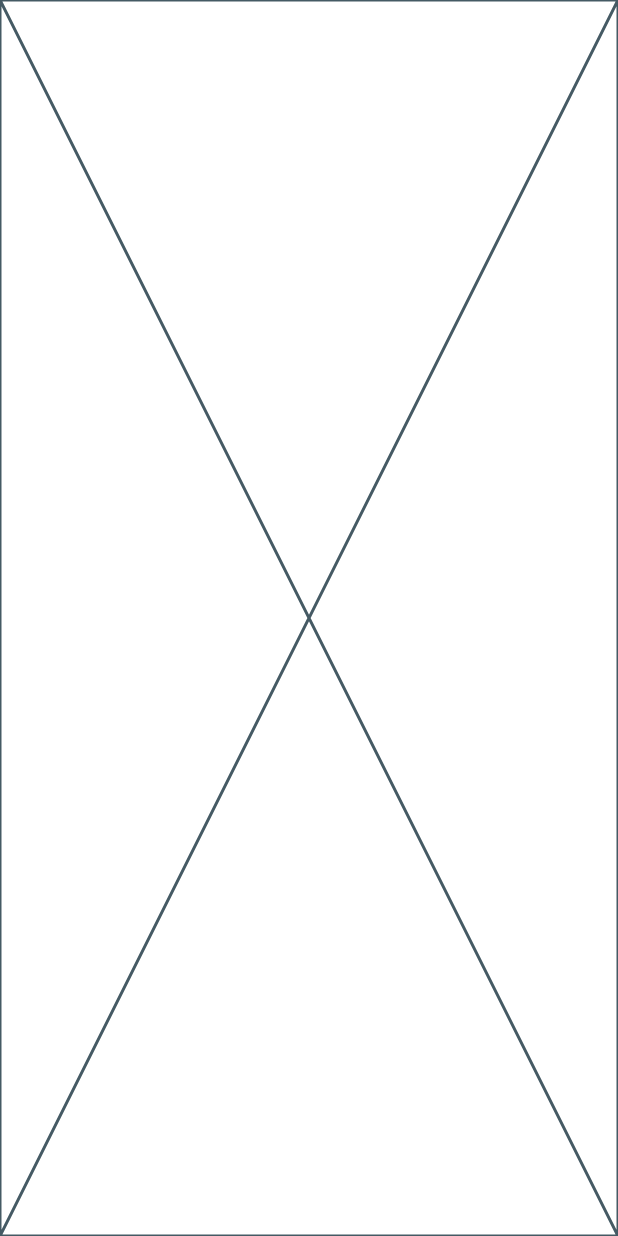
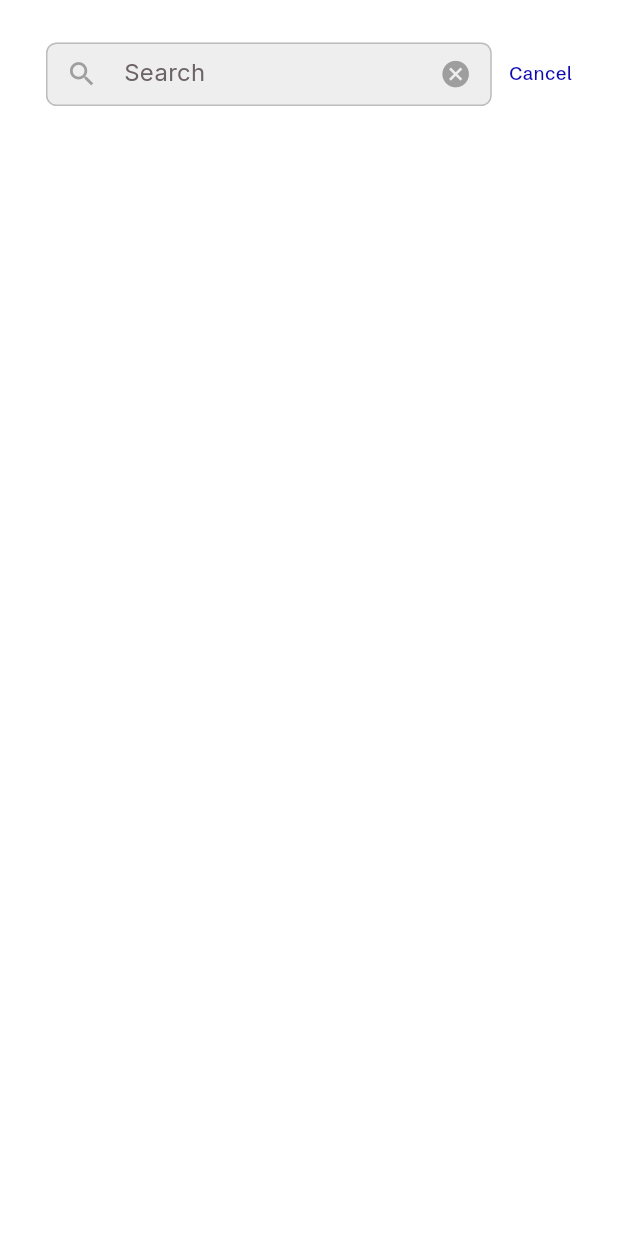
Before and after one commit to Salah248/news_app_pro, a Flutter app: the screen it shows after launch, after a tap on the "search" icon, on a phone screen of 412 x 824 dp. Run offline on Flutter 3.47's test engine with Material 3 defaults, Android fonts, the light colour scheme and no system bars; our stand-ins replace flutter_screenutil, go_router, google_fonts.

Commit message:
Implement search functionality in SearchScreen with input field and cancel option

```diff
--- a/lib/ui/screens/search_screen.dart
+++ b/lib/ui/screens/search_screen.dart
@@ -1,4 +1,7 @@
 import 'package:flutter/material.dart';
+import 'package:flutter_screenutil/flutter_screenutil.dart';
+import 'package:google_fonts/google_fonts.dart';
+import 'package:news_app_pro/resources/style_manage.dart';
 
 class SearchScreen extends StatefulWidget {
   const SearchScreen({super.key});
@@ -8,8 +11,89 @@ class SearchScreen extends StatefulWidget {
 }
 
 class _SearchScreenState extends State<SearchScreen> {
+  final TextEditingController _searchController = TextEditingController();
   @override
   Widget build(BuildContext context) {
-    return const Placeholder();
+    return Scaffold(
+      body: SafeArea(
+        child: Container(
+          height: 48.h,
+          margin: EdgeInsets.symmetric(horizontal: 32.w, vertical: 32.h),
+          child: Row(
+            mainAxisAlignment: MainAxisAlignment.start,
+            children: [
+              Expanded(
+                child: TextField(
+                  cursorHeight: 25.h,
+                  controller: _searchController,
+                  decoration: InputDecoration(
+                    prefixIcon: IconButton(
+                      iconSize: 24.sp,
+                      padding: EdgeInsets.zero,
+                      splashRadius: 1,
+                      onPressed: () {},
+                      icon: Icon(Icons.search, color: Colors.grey.shade500),
+                    ),
+                    suffixIcon: IconButton(
+                      iconSize: 24.sp,
+                      padding: EdgeInsets.zero,
+                      splashRadius: 1,
+                      onPressed: () {
+                        _searchController.clear();
+                      },
+                      icon: Icon(Icons.cancel, color: Colors.grey.shade500),
+                    ),
+                    contentPadding: const EdgeInsets.all(12),
+                    filled: true,
+                    fillColor: Colors.grey.shade200,
+                    focusedBorder: OutlineInputBorder(
+                      gapPadding: 4,
+                      borderRadius: BorderRadius.circular(8.r),
+                      borderSide: BorderSide(color: Colors.blue.shade500),
+                    ),
+                    border: OutlineInputBorder(
+                      gapPadding: 4,
+                      borderRadius: BorderRadius.circular(8.r),
+                      borderSide: BorderSide(color: Colors.grey.shade200),
+                    ),
+                    enabledBorder: OutlineInputBorder(
+                      gapPadding: 4,
+                      borderRadius: BorderRadius.circular(8.r),
+                      borderSide: BorderSide(color: Colors.grey.shade400),
+                    ),
+                    hint: Text(
+                      'Search',
+                      style: StyleManager.bodySubTitle.copyWith(
+                        fontSize: 18.sp,
+                      ),
+                    ),
+                  ),
+                ),
+              ),
+              SizedBox(width: 12.w),
+              GestureDetector(
+                onTap: () {
+                  Navigator.pop(context);
+                },
+                child: Text(
+                  'Cancel',
+                  style: GoogleFonts.schibstedGrotesk(
+                    color: const Color(0xff0E0AB1),
+                    fontSize: 14.sp,
+                    fontWeight: FontWeight.w500,
+                  ),
+                ),
+              ),
+            ],
+          ),
+        ),
+      ),
+    );
+  }
+
+  @override
+  void dispose() {
+    _searchController.dispose();
+    super.dispose();
   }
 }
```
